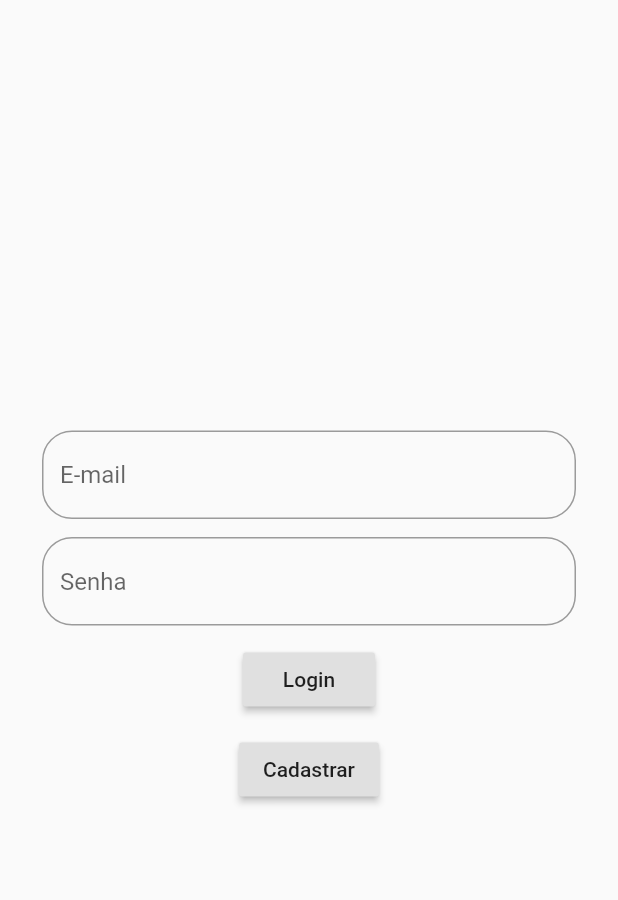
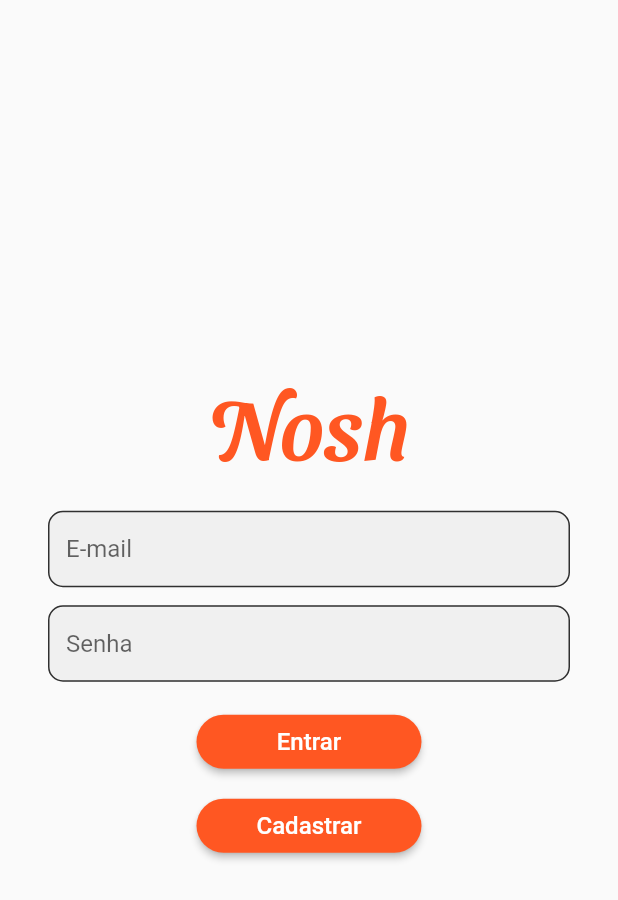
Before and after one commit to rodrigobastosv/my_place_admin, a Flutter app: the screen it shows after launch, on a phone screen of 412 x 824 dp. Shown: the top 900 px of the screen. Run offline on Flutter 3.47's test engine with Material 2 defaults, Android fonts, the phone set to English and light mode, and no system bars; our stand-ins replace cloud_firestore, firebase_auth, firebase_core; accounts and stored records are empty.

Commit message:
formatando signin

```diff
--- /dev/null
+++ b/lib/light_theme.dart
@@ -0,0 +1,105 @@
+import 'package:flutter/material.dart';
+
+final lightTheme = ThemeData(
+  primaryColor: Colors.deepOrange,
+  primaryColorLight: Colors.deepOrange[200],
+  primaryColorDark: Colors.deepOrange[800],
+  accentColor: Colors.grey[850],
+  errorColor: Colors.red[900],
+  cursorColor: Colors.deepOrange[600],
+  scaffoldBackgroundColor: Colors.grey[50],
+  textSelectionColor: Colors.deepOrange[300],
+  textSelectionHandleColor: Colors.deepOrange[600],
+  buttonTheme: ButtonThemeData(
+    buttonColor: Colors.deepOrange,
+    shape: RoundedRectangleBorder(
+      borderRadius: BorderRadius.circular(32),
+    ),
+  ),
+  floatingActionButtonTheme: FloatingActionButtonThemeData(
+    backgroundColor: Colors.deepOrange,
+    foregroundColor: Colors.black,
+    splashColor: Colors.black38,
+  ),
+  appBarTheme: AppBarTheme(
+    elevation: 0,
+    color: Colors.grey[50],
+  ),
+  bottomAppBarTheme: BottomAppBarTheme(
+    color: Colors.grey[50],
+  ),
+  inputDecorationTheme: InputDecorationTheme(
+    labelStyle: const TextStyle(color: Colors.black),
+    isDense: true,
+    filled: true,
+    border: OutlineInputBorder(
+      gapPadding: 2,
+      borderSide: BorderSide(
+        color: Colors.grey[850],
+      ),
+      borderRadius: BorderRadius.circular(10),
+    ),
+    enabledBorder: OutlineInputBorder(
+      gapPadding: 2,
+      borderSide: BorderSide(
+        color: Colors.grey[850],
+      ),
+      borderRadius: BorderRadius.circular(10),
+    ),
+    disabledBorder: OutlineInputBorder(
+      gapPadding: 2,
+      borderSide: BorderSide(
+        color: Colors.grey[300],
+      ),
+      borderRadius: BorderRadius.circular(10),
+    ),
+    focusedBorder: OutlineInputBorder(
+      gapPadding: 2,
+      borderSide: const BorderSide(
+        width: 2,
+        color: Colors.black,
+      ),
+      borderRadius: BorderRadius.circular(10),
+    ),
+    errorBorder: OutlineInputBorder(
+      gapPadding: 2,
+      borderSide: BorderSide(
+        color: Colors.red[600],
+      ),
+      borderRadius: BorderRadius.circular(10),
+    ),
+    focusedErrorBorder: OutlineInputBorder(
+      gapPadding: 2,
+      borderSide: BorderSide(
+        width: 2,
+        color: Colors.red[600],
+      ),
+      borderRadius: BorderRadius.circular(10),
+    ),
+  ),
+  snackBarTheme: SnackBarThemeData(
+    behavior: SnackBarBehavior.floating,
+    backgroundColor: Colors.grey[850],
+    shape: RoundedRectangleBorder(
+      borderRadius: BorderRadius.circular(10),
+    ),
+  ),
+  popupMenuTheme: PopupMenuThemeData(
+    elevation: 2,
+    shape: RoundedRectangleBorder(
+      borderRadius: BorderRadius.circular(10),
+    ),
+  ),
+  tooltipTheme: TooltipThemeData(
+    showDuration: const Duration(seconds: 5),
+    preferBelow: false,
+    padding: const EdgeInsets.symmetric(
+      vertical: 8,
+      horizontal: 12,
+    ),
+    decoration: BoxDecoration(
+      color: Colors.black.withOpacity(.8),
+      borderRadius: BorderRadius.circular(20),
+    ),
+  ),
+);
--- a/lib/main.dart
+++ b/lib/main.dart
@@ -1,5 +1,6 @@
 import 'package:firebase_core/firebase_core.dart';
 import 'package:flutter/material.dart';
+import 'package:my_place/light_theme.dart';
 import 'package:my_place/page/sign_in_page.dart';
 
 void main() async {
@@ -14,10 +15,7 @@ class MyApp extends StatelessWidget {
     return MaterialApp(
       title: 'Flutter Demo',
       debugShowCheckedModeBanner: false,
-      theme: ThemeData(
-        primarySwatch: Colors.blue,
-        visualDensity: VisualDensity.adaptivePlatformDensity,
-      ),
+      theme: lightTheme,
       home: SignInPage(),
     );
   }
--- a/lib/page/sign_in_page.dart
+++ b/lib/page/sign_in_page.dart
@@ -1,8 +1,9 @@
 import 'package:cloud_firestore/cloud_firestore.dart';
 import 'package:firebase_auth/firebase_auth.dart';
 import 'package:flutter/material.dart';
-import 'package:my_place/model/usuario_model.dart';
 
+import '../model/usuario_model.dart';
+import '../widget/logo.dart';
 import 'home_page.dart';
 import 'sign_up_page.dart';
 
@@ -23,17 +24,16 @@ class _SignInPageState extends State<SignInPage> {
   Widget build(BuildContext context) {
     return Scaffold(
       body: Padding(
-        padding: const EdgeInsets.all(28),
+        padding: const EdgeInsets.all(32),
         child: Form(
           key: _formKey,
           child: Column(
             mainAxisAlignment: MainAxisAlignment.center,
             children: [
+              Logo(),
+              const SizedBox(height: 24),
               TextFormField(
                 decoration: InputDecoration(
-                  border: OutlineInputBorder(
-                    borderRadius: BorderRadius.circular(20),
-                  ),
                   hintText: 'E-mail',
                 ),
                 validator: (email) =>
@@ -43,9 +43,6 @@ class _SignInPageState extends State<SignInPage> {
               SizedBox(height: 12),
               TextFormField(
                 decoration: InputDecoration(
-                  border: OutlineInputBorder(
-                    borderRadius: BorderRadius.circular(20),
-                  ),
                   hintText: 'Senha',
                 ),
                 obscureText: true,
@@ -53,8 +50,10 @@ class _SignInPageState extends State<SignInPage> {
                     senha.isEmpty ? 'Campo Obrigatório' : null,
                 onSaved: (senha) => _senha = senha,
               ),
-              SizedBox(height: 12),
-              RaisedButton(
+              SizedBox(height: 16),
+              Container(
+                width: 150,
+                child: RaisedButton(
                   onPressed: () async {
                     final form = _formKey.currentState;
                     if (form.validate()) {
@@ -74,16 +73,32 @@ class _SignInPageState extends State<SignInPage> {
                       );
                     }
                   },
-                child: Text('Login'),
+                  child: Text(
+                    'Entrar',
+                    style: TextStyle(
+                      fontSize: 16,
+                      color: Colors.white,
                     ),
-              SizedBox(height: 12),
-              RaisedButton(
+                  ),
+                ),
+              ),
+              const SizedBox(height: 8),
+              Container(
+                width: 150,
+                child: RaisedButton(
                   onPressed: () => Navigator.of(context).push(
                     MaterialPageRoute(
                       builder: (_) => SignUpPage(),
                     ),
                   ),
-                child: Text('Cadastrar'),
+                  child: Text(
+                    'Cadastrar',
+                    style: TextStyle(
+                      fontSize: 16,
+                      color: Colors.white,
+                    ),
+                  ),
+                ),
               ),
             ],
           ),
--- a/lib/page/sign_up_page.dart
+++ b/lib/page/sign_up_page.dart
@@ -1,6 +1,8 @@
 import 'package:cloud_firestore/cloud_firestore.dart';
 import 'package:firebase_auth/firebase_auth.dart';
 import 'package:flutter/material.dart';
+
+import '../widget/logo.dart';
 
 class SignUpPage extends StatefulWidget {
   @override
@@ -26,6 +28,7 @@ class _SignUpPageState extends State<SignUpPage> {
           child: Column(
             mainAxisAlignment: MainAxisAlignment.center,
             children: [
+              Logo(),
               TextFormField(
                 decoration: InputDecoration(
                   border: OutlineInputBorder(
--- /dev/null
+++ b/lib/widget/logo.dart
@@ -0,0 +1,20 @@
+import 'package:flutter/material.dart';
+
+class Logo extends StatelessWidget {
+  final double fontSize;
+
+  const Logo({this.fontSize = 56});
+
+  @override
+  Widget build(BuildContext context) {
+    return Text(
+      'Nosh',
+      style: TextStyle(
+        fontFamily: 'SansitaSwashed',
+        fontSize: fontSize,
+        fontWeight: FontWeight.w500,
+        color: Theme.of(context).primaryColor,
+      ),
+    );
+  }
+}
--- a/pubspec.yaml
+++ b/pubspec.yaml
@@ -76,3 +76,8 @@ flutter:
   #
   # For details regarding fonts from package dependencies,
   # see https://flutter.dev/custom-fonts/#from-packages
+  fonts:
+    - family: SansitaSwashed
+      fonts:
+        - asset: assets/fonts/SansitaSwashed-Medium.ttf
+          weight: 500
```
Also changed, not shown: assets/fonts/SansitaSwashed-Medium.ttf (added). Lines whose indentation alone changed are shown as unchanged.
